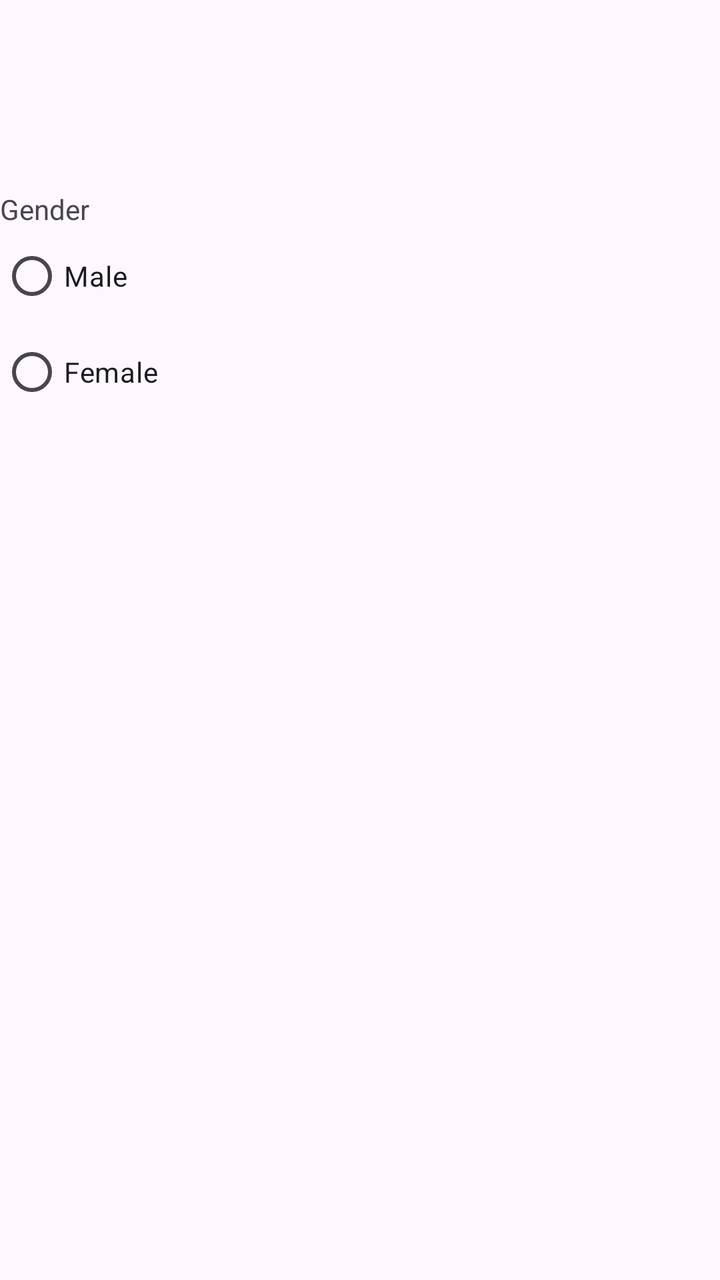
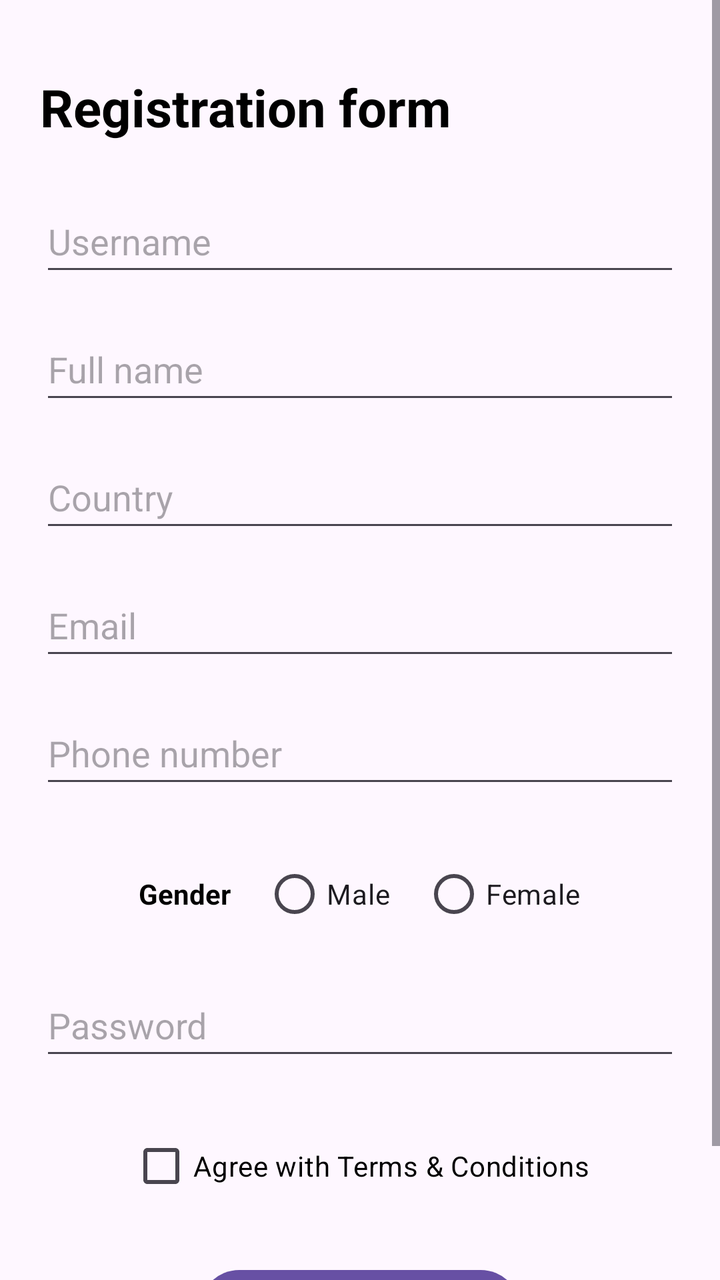

The first picture is an Android layout as it rendered before a commit; the second is the same layout after the commit. The layout source and the unified diff follow.
<!-- AndroidManifest.xml: application theme Theme.FirstForm -->
<!-- res/layout/activity_main.xml -->
<?xml version="1.0" encoding="utf-8"?>
<androidx.constraintlayout.widget.ConstraintLayout xmlns:android="http://schemas.android.com/apk/res/android"
    xmlns:app="http://schemas.android.com/apk/res-auto"
    xmlns:tools="http://schemas.android.com/tools"
    android:id="@+id/main"
    android:layout_width="match_parent"
    android:layout_height="match_parent"
    tools:context=".MainActivity">

    <ScrollView
        android:id="@+id/scrollView"
        android:layout_width="match_parent"
        android:layout_height="match_parent" >

        <LinearLayout
            android:id="@+id/linearLayout"
            android:layout_width="match_parent"
            android:layout_height="wrap_content"
            android:orientation="vertical"
            app:layout_constraintTop_toTopOf="parent" >


    <TextView
        android:id="@+id/username"
        android:layout_width="match_parent"
        android:layout_height="wrap_content" />

    <TextView
        android:id="@+id/fullname"
        android:layout_width="match_parent"
        android:layout_height="wrap_content" />

    <TextView
        android:id="@+id/country"
        android:layout_width="match_parent"
        android:layout_height="wrap_content" />

    <TextView
        android:id="@+id/email"
        android:layout_width="match_parent"
        android:layout_height="wrap_content" />

    <TextView
        android:id="@+id/phone"
        android:layout_width="match_parent"
        android:layout_height="wrap_content" />

    <RadioGroup
        android:id="@+id/genderGroup"
        android:layout_width="match_parent"
        android:layout_height="wrap_content">

        <TextView
            android:id="@+id/genderText"
            android:text="@string/gender_text"
            android:layout_width="wrap_content"
            android:layout_height="wrap_content" />

        <RadioButton
            android:id="@+id/maleButton"
            android:text="@string/gender_male"
            android:layout_width="wrap_content"
            android:layout_height="wrap_content" />

        <RadioButton
            android:id="@+id/femaleButton"
            android:text="@string/gender_female"
            android:layout_width="wrap_content"
            android:layout_height="wrap_content" />
    </RadioGroup>

    <TextView
        android:id="@+id/password"
        android:layout_width="match_parent"
        android:layout_height="wrap_content" />

        </LinearLayout>

    </ScrollView>


</androidx.constraintlayout.widget.ConstraintLayout>
<!-- resources referenced by this layout -->
<resources>
  <string name="gender_female">Female</string>
  <string name="gender_male">Male</string>
  <string name="gender_text">Gender</string>
  <style name="Theme.FirstForm" parent="Base.Theme.FirstForm" />
  <style name="Base.Theme.FirstForm" parent="Theme.Material3.DayNight.NoActionBar">
          
          
      </style>
</resources>

<!-- the commit's change to res/layout/activity_main.xml (unified diff, before → after) -->
@@ -1,6 +1,5 @@
 <?xml version="1.0" encoding="utf-8"?>
 <androidx.constraintlayout.widget.ConstraintLayout xmlns:android="http://schemas.android.com/apk/res/android"
-    xmlns:app="http://schemas.android.com/apk/res-auto"
     xmlns:tools="http://schemas.android.com/tools"
     android:id="@+id/main"
     android:layout_width="match_parent"
@@ -10,73 +9,150 @@
     <ScrollView
         android:id="@+id/scrollView"
         android:layout_width="match_parent"
-        android:layout_height="match_parent" >
+        android:layout_height="match_parent"
+        android:fillViewport="true">
 
         <LinearLayout
             android:id="@+id/linearLayout"
             android:layout_width="match_parent"
             android:layout_height="wrap_content"
             android:orientation="vertical"
-            app:layout_constraintTop_toTopOf="parent" >
+            android:padding="20dp">
 
+            <TextView
+                android:id="@+id/titleText"
+                android:layout_width="wrap_content"
+                android:layout_height="wrap_content"
+                android:layout_marginTop="16dp"
+                android:layout_marginBottom="24dp"
+                android:text="@string/title"
+                android:textColor="@color/black"
+                android:textSize="26sp"
+                android:textStyle="bold" />
 
-    <TextView
-        android:id="@+id/username"
-        android:layout_width="match_parent"
-        android:layout_height="wrap_content" />
+            <EditText
+                android:id="@+id/username"
+                android:layout_width="match_parent"
+                android:layout_height="wrap_content"
+                android:layout_marginBottom="16dp"
+                android:autofillHints="username"
+                android:hint="@string/username_hint"
+                android:inputType="textPersonName"
+                android:minHeight="48dp" />
 
-    <TextView
-        android:id="@+id/fullname"
-        android:layout_width="match_parent"
-        android:layout_height="wrap_content" />
+            <EditText
+                android:id="@+id/fullname"
+                android:layout_width="match_parent"
+                android:layout_height="wrap_content"
+                android:layout_marginBottom="16dp"
+                android:autofillHints="name"
+                android:hint="@string/fullname_hint"
+                android:inputType="textPersonName"
+                android:minHeight="48dp" />
 
-    <TextView
-        android:id="@+id/country"
-        android:layout_width="match_parent"
-        android:layout_height="wrap_content" />
+            <EditText
+                android:id="@+id/country"
+                android:layout_width="match_parent"
+                android:layout_height="wrap_content"
+                android:layout_marginBottom="16dp"
+                android:autofillHints="postalAddress"
+                android:hint="@string/country_hint"
+                android:inputType="text"
+                android:minHeight="48dp"
+                tools:ignore="Autofill" />
 
-    <TextView
-        android:id="@+id/email"
-        android:layout_width="match_parent"
-        android:layout_height="wrap_content" />
+            <EditText
+                android:id="@+id/email"
+                android:layout_width="match_parent"
+                android:layout_height="wrap_content"
+                android:layout_marginBottom="16dp"
+                android:autofillHints="emailAddress"
+                android:hint="@string/email_hint"
+                android:inputType="textEmailAddress"
+                android:minHeight="48dp" />
 
-    <TextView
-        android:id="@+id/phone"
-        android:layout_width="match_parent"
-        android:layout_height="wrap_content" />
+            <EditText
+                android:id="@+id/phone"
+                android:layout_width="match_parent"
+                android:layout_height="wrap_content"
+                android:layout_marginBottom="16dp"
+                android:autofillHints="phoneNumber"
+                android:hint="@string/phone_hint"
+                android:inputType="phone"
+                android:minHeight="48dp" />
 
-    <RadioGroup
-        android:id="@+id/genderGroup"
-        android:layout_width="match_parent"
-        android:layout_height="wrap_content">
+            <LinearLayout
+                android:layout_width="match_parent"
+                android:layout_height="wrap_content"
+                android:layout_marginTop="8dp"
+                android:layout_marginBottom="16dp"
+                android:gravity="center"
+                android:orientation="horizontal">
 
-        <TextView
-            android:id="@+id/genderText"
-            android:text="@string/gender_text"
-            android:layout_width="wrap_content"
-            android:layout_height="wrap_content" />
+                <TextView
+                    android:id="@+id/genderText"
+                    android:layout_width="wrap_content"
+                    android:layout_height="wrap_content"
+                    android:layout_marginEnd="16dp"
+                    android:text="@string/gender_text"
+                    android:textColor="@color/black"
+                    android:textSize="14sp"
+                    android:textStyle="bold" />
 
-        <RadioButton
-            android:id="@+id/maleButton"
-            android:text="@string/gender_male"
-            android:layout_width="wrap_content"
-            android:layout_height="wrap_content" />
+                <RadioGroup
+                    android:id="@+id/genderGroup"
+                    android:layout_width="wrap_content"
+                    android:layout_height="wrap_content"
+                    android:orientation="horizontal">
 
-        <RadioButton
-            android:id="@+id/femaleButton"
-            android:text="@string/gender_female"
-            android:layout_width="wrap_content"
-            android:layout_height="wrap_content" />
-    </RadioGroup>
+                    <RadioButton
+                        android:id="@+id/maleButton"
+                        android:layout_width="wrap_content"
+                        android:layout_height="wrap_content"
+                        android:layout_marginEnd="16dp"
+                        android:text="@string/gender_male" />
 
-    <TextView
-        android:id="@+id/password"
-        android:layout_width="match_parent"
-        android:layout_height="wrap_content" />
+                    <RadioButton
+                        android:id="@+id/femaleButton"
+                        android:layout_width="wrap_content"
+                        android:layout_height="wrap_content"
+                        android:text="@string/gender_female" />
+                </RadioGroup>
+            </LinearLayout>
+
+            <EditText
+                android:id="@+id/password"
+                android:layout_width="match_parent"
+                android:layout_height="wrap_content"
+                android:layout_marginBottom="24dp"
+                android:autofillHints="password"
+                android:hint="@string/password_hint"
+                android:inputType="textPassword"
+                android:minHeight="48dp" />
+
+            <CheckBox
+                android:id="@+id/agreeCheckBox"
+                android:layout_width="wrap_content"
+                android:layout_height="wrap_content"
+                android:layout_gravity="center_horizontal"
+                android:layout_marginBottom="24dp"
+                android:text="@string/terms_and_conditions"
+                android:textColor="@color/black"
+                android:textSize="14sp" />
+
+            <Button
+                android:id="@+id/createAccountButton"
+                android:layout_width="wrap_content"
+                android:layout_height="wrap_content"
+                android:layout_gravity="center_horizontal"
+                android:layout_marginBottom="16dp"
+                android:paddingStart="32dp"
+                android:paddingEnd="32dp"
+                android:text="@string/create_account"
+                android:textAllCaps="false" />
 
         </LinearLayout>
 
     </ScrollView>
 
-
 </androidx.constraintlayout.widget.ConstraintLayout>
<!-- resource entries referenced after the edit -->
@@ -1,8 +1,18 @@
 <!-- resources referenced by this layout -->
 <resources>
+  <color name="black">#FF000000</color>
+  <string name="country_hint">Country</string>
+  <string name="create_account">Create account</string>
+  <string name="email_hint">Email</string>
+  <string name="fullname_hint">Full name</string>
   <string name="gender_female">Female</string>
   <string name="gender_male">Male</string>
   <string name="gender_text">Gender</string>
+  <string name="password_hint">Password</string>
+  <string name="phone_hint">Phone number</string>
+  <string name="terms_and_conditions">Agree with Terms &amp; Conditions</string>
+  <string name="title">Registration form</string>
+  <string name="username_hint">Username</string>
   <style name="Theme.FirstForm" parent="Base.Theme.FirstForm" />
   <style name="Base.Theme.FirstForm" parent="Theme.Material3.DayNight.NoActionBar">
           
